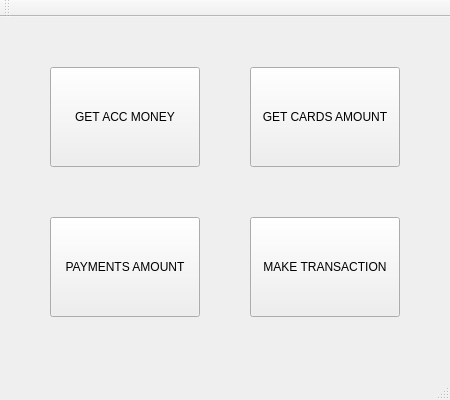
First picture: the form in GUI/MainWindow.ui, repository i800/BankClient, before the edit.
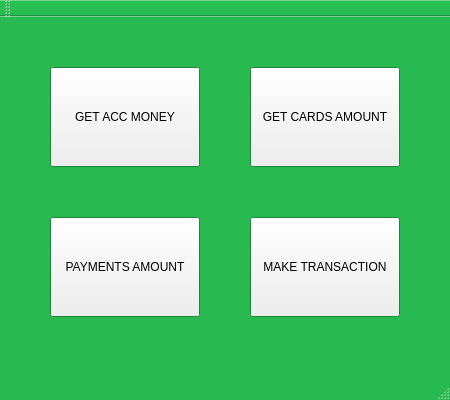
Second picture: the form after the edit.

Diff of the .ui file:
```diff
--- a/GUI/MainWindow.ui
+++ b/GUI/MainWindow.ui
@@ -10,6 +10,70 @@
     <height>400</height>
    </rect>
   </property>
+  <property name="palette">
+   <palette>
+    <active>
+     <colorrole role="Base">
+      <brush brushstyle="SolidPattern">
+       <color alpha="255">
+        <red>51</red>
+        <green>51</green>
+        <blue>51</blue>
+       </color>
+      </brush>
+     </colorrole>
+     <colorrole role="Window">
+      <brush brushstyle="SolidPattern">
+       <color alpha="255">
+        <red>40</red>
+        <green>186</green>
+        <blue>81</blue>
+       </color>
+      </brush>
+     </colorrole>
+    </active>
+    <inactive>
+     <colorrole role="Base">
+      <brush brushstyle="SolidPattern">
+       <color alpha="255">
+        <red>51</red>
+        <green>51</green>
+        <blue>51</blue>
+       </color>
+      </brush>
+     </colorrole>
+     <colorrole role="Window">
+      <brush brushstyle="SolidPattern">
+       <color alpha="255">
+        <red>40</red>
+        <green>186</green>
+        <blue>81</blue>
+       </color>
+      </brush>
+     </colorrole>
+    </inactive>
+    <disabled>
+     <colorrole role="Base">
+      <brush brushstyle="SolidPattern">
+       <color alpha="255">
+        <red>40</red>
+        <green>186</green>
+        <blue>81</blue>
+       </color>
+      </brush>
+     </colorrole>
+     <colorrole role="Window">
+      <brush brushstyle="SolidPattern">
+       <color alpha="255">
+        <red>40</red>
+        <green>186</green>
+        <blue>81</blue>
+       </color>
+      </brush>
+     </colorrole>
+    </disabled>
+   </palette>
+  </property>
   <property name="windowTitle">
    <string>MainWindow</string>
   </property>
```
